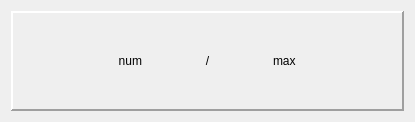
Qt form QFleet/Fleetbuilder/limitwidget.ui (RexOdonata/QFleet) before a commit.
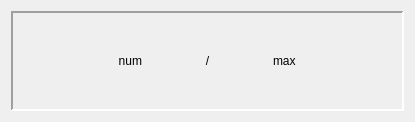
The same form after that commit.

What changed in the file:
```diff
--- a/QFleet/Fleetbuilder/limitwidget.ui
+++ b/QFleet/Fleetbuilder/limitwidget.ui
@@ -20,7 +20,7 @@
       <enum>QFrame::Panel</enum>
      </property>
      <property name="frameShadow">
-      <enum>QFrame::Raised</enum>
+      <enum>QFrame::Sunken</enum>
      </property>
      <property name="lineWidth">
       <number>2</number>
```
